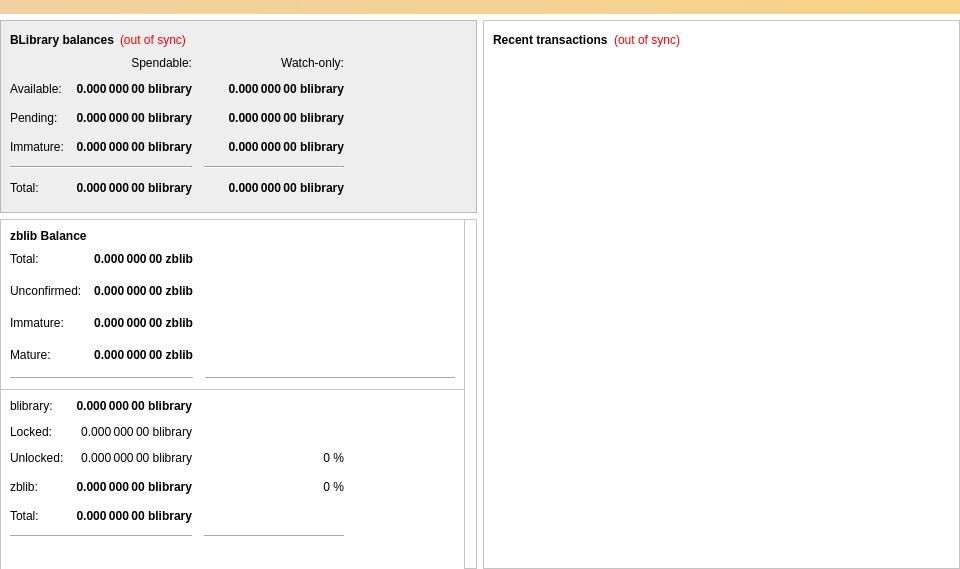
blockchain-library/BLibraryCore, file src/qt/forms/overviewpage.ui: the form before one commit.
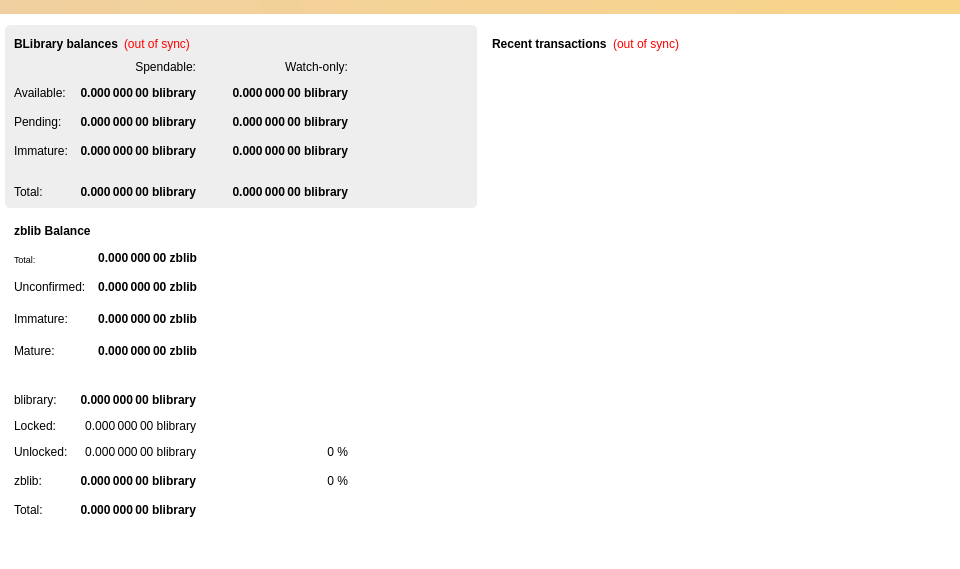
The form after the commit.

```diff
--- a/src/qt/forms/overviewpage.ui
+++ b/src/qt/forms/overviewpage.ui
@@ -53,12 +53,26 @@
    </item>
    <item>
     <layout class="QHBoxLayout" name="horizontalLayout" stretch="1,1">
+     <property name="leftMargin">
+      <number>5</number>
+     </property>
+     <property name="topMargin">
+      <number>5</number>
+     </property>
+     <property name="rightMargin">
+      <number>5</number>
+     </property>
+     <property name="bottomMargin">
+      <number>5</number>
+     </property>
      <item>
       <layout class="QVBoxLayout" name="verticalLayout_2">
        <item>
         <widget class="QFrame" name="frame">
          <property name="styleSheet">
-          <string notr="true">background-color: #eee;</string>
+          <string notr="true">background-color: #eee;
+border-radius: 5px;
+</string>
          </property>
          <property name="frameShape">
           <enum>QFrame::StyledPanel</enum>
@@ -440,6 +454,9 @@
          <property name="layoutDirection">
           <enum>Qt::LeftToRight</enum>
          </property>
+         <property name="styleSheet">
+          <string notr="true">border-radius: 5px;</string>
+         </property>
          <property name="frameShape">
           <enum>QFrame::StyledPanel</enum>
          </property>
@@ -1261,7 +1278,7 @@
                 <string notr="true">0.000 000 00 zblib</string>
                </property>
                <property name="alignment">
-                <set>Qt::AlignRight|Qt::AlignTrailing|Qt::AlignVCenter</set>
+                <set>Qt::AlignBottom|Qt::AlignRight|Qt::AlignTrailing</set>
                </property>
                <property name="textInteractionFlags">
                 <set>Qt::LinksAccessibleByMouse|Qt::TextSelectableByKeyboard|Qt::TextSelectableByMouse</set>
@@ -1292,9 +1309,15 @@
                <property name="toolTip">
                 <string>All available zblib, unconfirmed and immature zblib included.</string>
                </property>
+               <property name="styleSheet">
+                <string notr="true">font-size: 9px;</string>
+               </property>
                <property name="text">
                 <string>Total:</string>
                </property>
+               <property name="alignment">
+                <set>Qt::AlignBottom|Qt::AlignLeading|Qt::AlignLeft</set>
+               </property>
               </widget>
              </item>
              <item row="1" column="2">
@@ -1443,6 +1466,9 @@
       <layout class="QVBoxLayout" name="verticalLayout_3">
        <item>
         <widget class="QFrame" name="frame_2">
+         <property name="styleSheet">
+          <string notr="true">border-radius: 5px;</string>
+         </property>
          <property name="frameShape">
           <enum>QFrame::StyledPanel</enum>
          </property>
```
